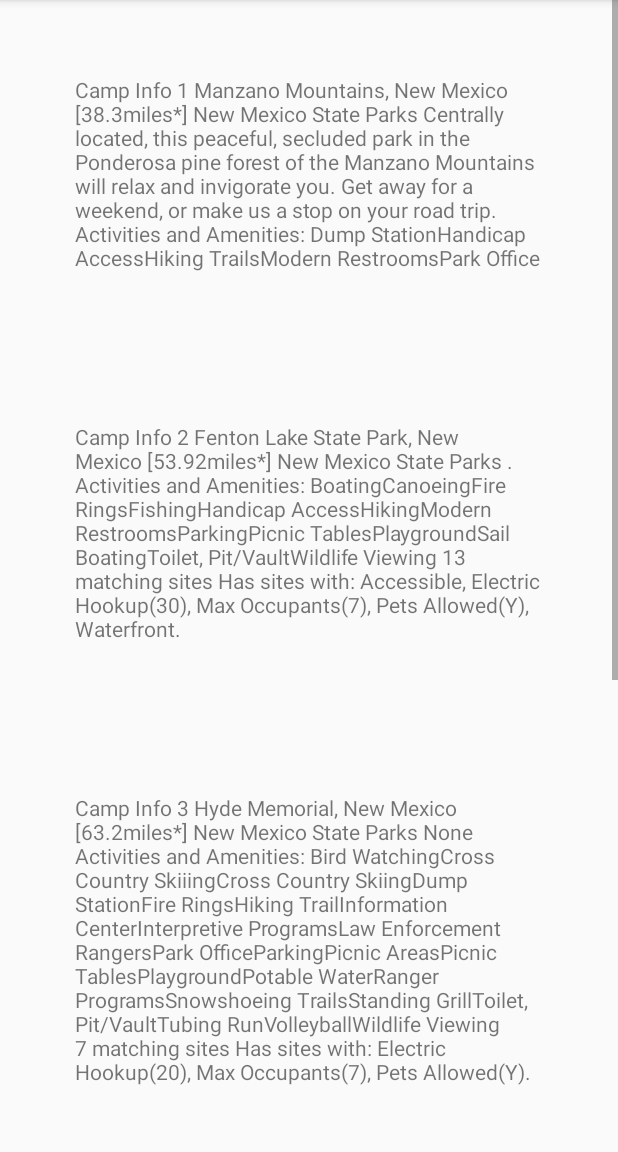
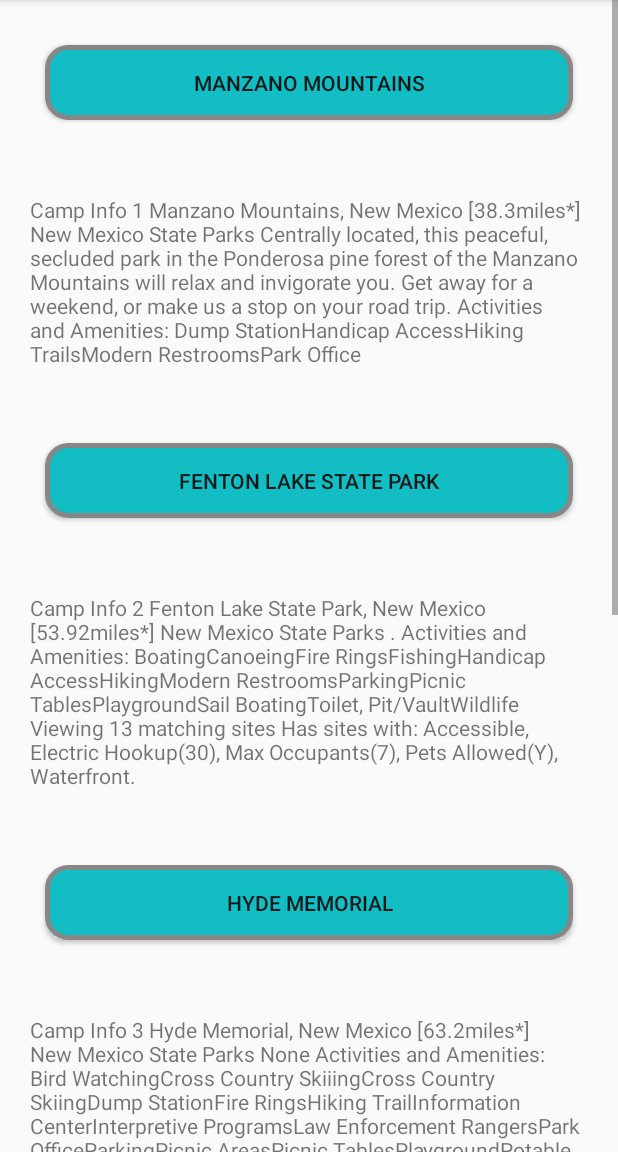
Before and after one commit to jdrake16/trails, an Android app: the Activity5 screen opened directly, with no data from a screen before it, on a phone screen of 412 x 824 dp, the part 84-1236 px from its top. Run offline under Robolectric (Android 15) with nearby library versions, the phone set to English and light mode, and no system bars.

Commit message:
Added buttons to campsites.

```diff
--- a/app/src/main/java/edu/cnm/deepdive/trails/Activity2.java
+++ b/app/src/main/java/edu/cnm/deepdive/trails/Activity2.java
@@ -15,6 +15,7 @@ public class Activity2 extends AppCompatActivity {
     setContentView(R.layout.activity_2);
 
     Button butt5 = findViewById(R.id.butt5);
+    Button butt13 = findViewById(R.id.butt13);
 
     butt5.setOnClickListener(new OnClickListener() {
       @Override
--- a/app/src/main/java/edu/cnm/deepdive/trails/Activity5.java
+++ b/app/src/main/java/edu/cnm/deepdive/trails/Activity5.java
@@ -1,5 +1,9 @@
 package edu.cnm.deepdive.trails;
 
+import android.content.Intent;
+import android.view.View;
+import android.view.View.OnClickListener;
+import android.widget.Button;
 import androidx.appcompat.app.AppCompatActivity;
 import android.os.Bundle;
 
@@ -9,5 +13,59 @@ public class Activity5 extends AppCompatActivity {
   protected void onCreate(Bundle savedInstanceState) {
     super.onCreate(savedInstanceState);
     setContentView(R.layout.activity_5);
+
+
+    Button butt8 = findViewById(R.id.butt8);
+    Button butt9 = findViewById(R.id.butt9);
+    Button butt10 = findViewById(R.id.butt10);
+    Button butt11 = findViewById(R.id.butt11);
+    Button butt12 = findViewById(R.id.butt12);
+
+    butt8.setOnClickListener(new OnClickListener() {
+      @Override
+      public void onClick(View v) {
+        Intent int8 = new Intent(Activity5.this,Activity8.class);
+        startActivity(int8);
+      }
+    });
+
+    butt9.setOnClickListener(new OnClickListener() {
+      @Override
+      public void onClick(View v) {
+        Intent int9 = new Intent(Activity5.this,Activity9.class);
+        startActivity(int9);
+      }
+    });
+
+    butt10.setOnClickListener(new OnClickListener() {
+      @Override
+      public void onClick(View v) {
+        Intent int10 = new Intent(Activity5.this,Activity10.class);
+        startActivity(int10);
+      }
+    });
+
+    butt11.setOnClickListener(new OnClickListener() {
+      @Override
+      public void onClick(View v) {
+        Intent int11 = new Intent(Activity5.this,Activity11.class);
+        startActivity(int11);
+      }
+    });
+
+    butt12.setOnClickListener(new OnClickListener() {
+      @Override
+      public void onClick(View v) {
+        Intent int12 = new Intent(Activity5.this,Activity12.class);
+        startActivity(int12);
+      }
+    });
+
+
+
+
+
+
+
   }
 }
--- a/app/src/main/res/layout/activity_5.xml
+++ b/app/src/main/res/layout/activity_5.xml
@@ -13,19 +13,32 @@
     android:id="@+id/layout"
     android:orientation="vertical"
     android:layout_gravity="start"
-
     tools:context=".MainActivity">
 
+    <Button
+      android:id="@+id/butt8"
+      android:layout_width="match_parent"
+      android:layout_height="wrap_content"
+      android:text="Manzano Mountains"
+      android:background="@drawable/butt_background_three"
+      android:layout_margin="30dp"
+      />
 
     <TextView
       android:id="@+id/campinfo"
       android:layout_width="match_parent"
       android:layout_height="wrap_content"
       android:text="@string/camp_info_1"
+      android:layout_margin="20dp"
+      />
 
-
-
-      android:layout_margin="50dp"
+    <Button
+      android:id="@+id/butt9"
+      android:layout_width="match_parent"
+      android:layout_height="wrap_content"
+      android:text="Fenton Lake State Park"
+      android:background="@drawable/butt_background_three"
+      android:layout_margin="30dp"
       />
 
     <TextView
@@ -33,8 +46,16 @@
       android:layout_width="wrap_content"
       android:layout_height="wrap_content"
       android:text="@string/camp_info_2"
+      android:layout_margin="20dp"
+      />
 
-      android:layout_margin="50dp"
+    <Button
+      android:id="@+id/butt10"
+      android:layout_width="match_parent"
+      android:layout_height="wrap_content"
+      android:text="Hyde Memorial"
+      android:background="@drawable/butt_background_three"
+      android:layout_margin="30dp"
       />
 
     <TextView
@@ -42,8 +63,16 @@
       android:layout_width="wrap_content"
       android:layout_height="wrap_content"
       android:text="@string/camp_info_3"
+      android:layout_margin="20dp"
+      />
 
-      android:layout_margin="50dp"
+    <Button
+      android:id="@+id/butt11"
+      android:layout_width="match_parent"
+      android:layout_height="wrap_content"
+      android:text="Villanueva"
+      android:background="@drawable/butt_background_three"
+      android:layout_margin="30dp"
       />
 
     <TextView
@@ -51,8 +80,16 @@
       android:layout_width="wrap_content"
       android:layout_height="wrap_content"
       android:text="@string/camp_info_4"
+      android:layout_margin="20dp"
+      />
 
-      android:layout_margin="50dp"
+    <Button
+      android:id="@+id/butt12"
+      android:layout_width="match_parent"
+      android:layout_height="wrap_content"
+      android:text="Bluewater Lake"
+      android:background="@drawable/butt_background_three"
+      android:layout_margin="30dp"
       />
 
     <TextView
@@ -60,16 +97,8 @@
       android:layout_width="wrap_content"
       android:layout_height="wrap_content"
       android:text="@string/camp_info_5"
-
-
-
-      android:layout_margin="50dp"
-
+      android:layout_margin="20dp"
       />
-
-
-
-
 
 
 
```
Also changed, not shown: app/src/main/AndroidManifest.xml (+12 -0 lines), app/src/main/java/edu/cnm/deepdive/trails/Activity10.java (added, +13 -0 lines), app/src/main/java/edu/cnm/deepdive/trails/Activity11.java (added, +13 -0 lines), app/src/main/java/edu/cnm/deepdive/trails/Activity12.java (added, +13 -0 lines), app/src/main/java/edu/cnm/deepdive/trails/Activity13.java (added, +13 -0 lines), app/src/main/java/edu/cnm/deepdive/trails/Activity8.java (added, +20 -0 lines), app/src/main/java/edu/cnm/deepdive/trails/Activity9.java (added, +15 -0 lines), app/src/main/res/layout/activity_10.xml (added, +17 -0 lines), app/src/main/res/layout/activity_11.xml (added, +17 -0 lines), app/src/main/res/layout/activity_12.xml (added, +17 -0 lines), app/src/main/res/layout/activity_13.xml (added, +17 -0 lines), app/src/main/res/layout/activity_2.xml (+10 -0 lines), app/src/main/res/layout/activity_8.xml (added, +17 -0 lines), app/src/main/res/layout/activity_9.xml (added, +17 -0 lines).
